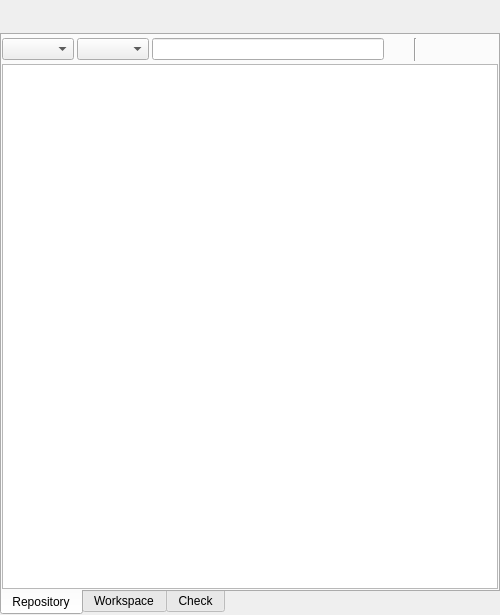
Above: maya/ui/main.ui from lonegather/Samkit before the change. Below: the same form after it.
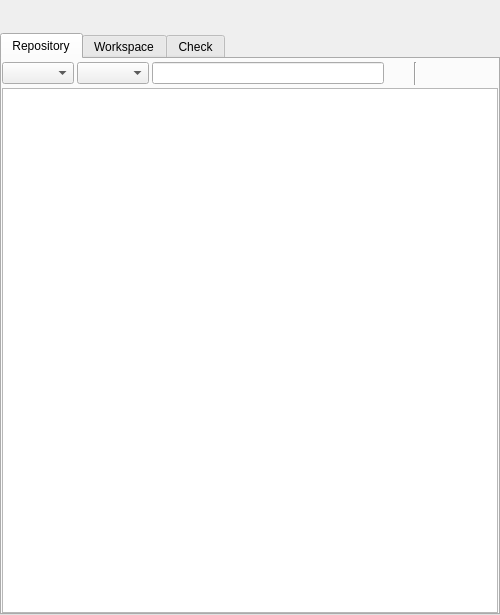
That is the form after the change.

Diff of the .ui file:
```diff
--- a/maya/ui/main.ui
+++ b/maya/ui/main.ui
@@ -59,9 +59,6 @@
    </item>
    <item>
     <widget class="QTabWidget" name="tw_main">
-     <property name="tabPosition">
-      <enum>QTabWidget::South</enum>
-     </property>
      <property name="currentIndex">
       <number>0</number>
      </property>
```
